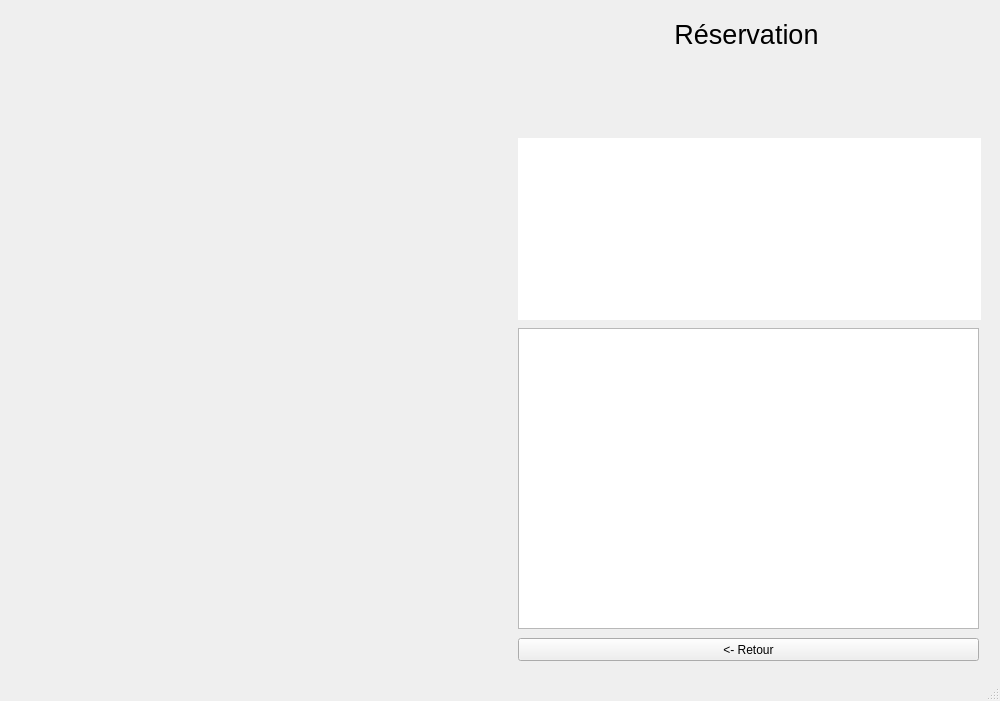
Old version of the form mainwindow.ui in the repository TanguyJ44/Mouriesse-Palace.
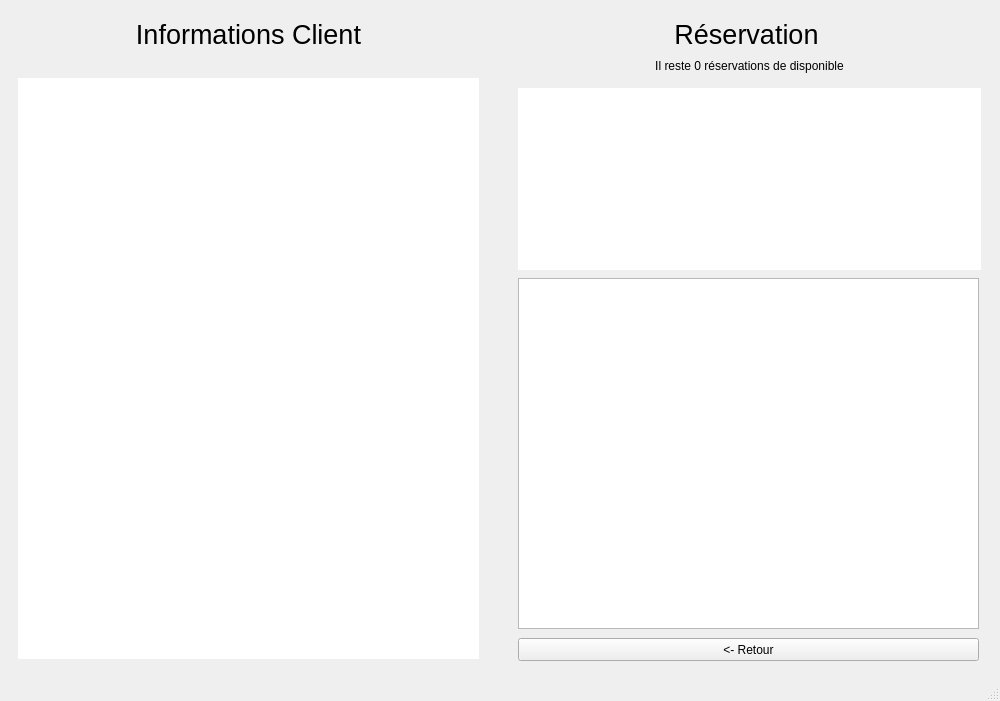
New version of the form. The open tabs and pages were chosen to show the change. Icons and pictures are not drawn. Custom widgets are drawn as their Qt base class.

The edit to the form file:
```diff
--- a/mainwindow.ui
+++ b/mainwindow.ui
@@ -227,7 +227,61 @@
         </property>
        </widget>
       </widget>
-      <widget class="QWidget" name="pageView"/>
+      <widget class="QWidget" name="pageView">
+       <widget class="QLabel" name="labelTitleClientInfo">
+        <property name="geometry">
+         <rect>
+          <x>0</x>
+          <y>20</y>
+          <width>481</width>
+          <height>33</height>
+         </rect>
+        </property>
+        <property name="font">
+         <font>
+          <pointsize>20</pointsize>
+         </font>
+        </property>
+        <property name="text">
+         <string>Informations Client</string>
+        </property>
+        <property name="alignment">
+         <set>Qt::AlignCenter</set>
+        </property>
+       </widget>
+       <widget class="QLabel" name="labelBgClientInfo">
+        <property name="geometry">
+         <rect>
+          <x>10</x>
+          <y>80</y>
+          <width>461</width>
+          <height>581</height>
+         </rect>
+        </property>
+        <property name="styleSheet">
+         <string notr="true">background-color: white;</string>
+        </property>
+        <property name="text">
+         <string/>
+        </property>
+       </widget>
+       <widget class="QLabel" name="labelLogoClientInfo">
+        <property name="geometry">
+         <rect>
+          <x>170</x>
+          <y>100</y>
+          <width>131</width>
+          <height>141</height>
+         </rect>
+        </property>
+        <property name="text">
+         <string/>
+        </property>
+        <property name="pixmap">
+         <pixmap>../../Desktop/res/user-max.png</pixmap>
+        </property>
+       </widget>
+      </widget>
       <widget class="QWidget" name="pageAdd"/>
      </widget>
      <widget class="QStackedWidget" name="stackedWidgetRight">
@@ -327,7 +381,7 @@
         <property name="geometry">
          <rect>
           <x>10</x>
-          <y>140</y>
+          <y>90</y>
           <width>463</width>
           <height>182</height>
          </rect>
@@ -354,9 +408,9 @@
         <property name="geometry">
          <rect>
           <x>10</x>
-          <y>330</y>
+          <y>280</y>
           <width>461</width>
-          <height>301</height>
+          <height>351</height>
          </rect>
         </property>
        </widget>
@@ -394,6 +448,22 @@
          <set>Qt::AlignCenter</set>
         </property>
        </widget>
+       <widget class="QLabel" name="labelCountReserv">
+        <property name="geometry">
+         <rect>
+          <x>16</x>
+          <y>60</y>
+          <width>451</width>
+          <height>16</height>
+         </rect>
+        </property>
+        <property name="text">
+         <string>Il reste 0 réservations de disponible</string>
+        </property>
+        <property name="alignment">
+         <set>Qt::AlignCenter</set>
+        </property>
+       </widget>
       </widget>
      </widget>
     </widget>
@@ -411,6 +481,13 @@
   </widget>
   <widget class="QStatusBar" name="statusbar"/>
  </widget>
+ <customwidgets>
+  <customwidget>
+   <class>ListWidget</class>
+   <extends>QListWidget</extends>
+   <header>listWidget.h</header>
+  </customwidget>
+ </customwidgets>
  <resources/>
  <connections/>
 </ui>
```
Left out of the diff: 33 changed lines with no effect on the pictures.
